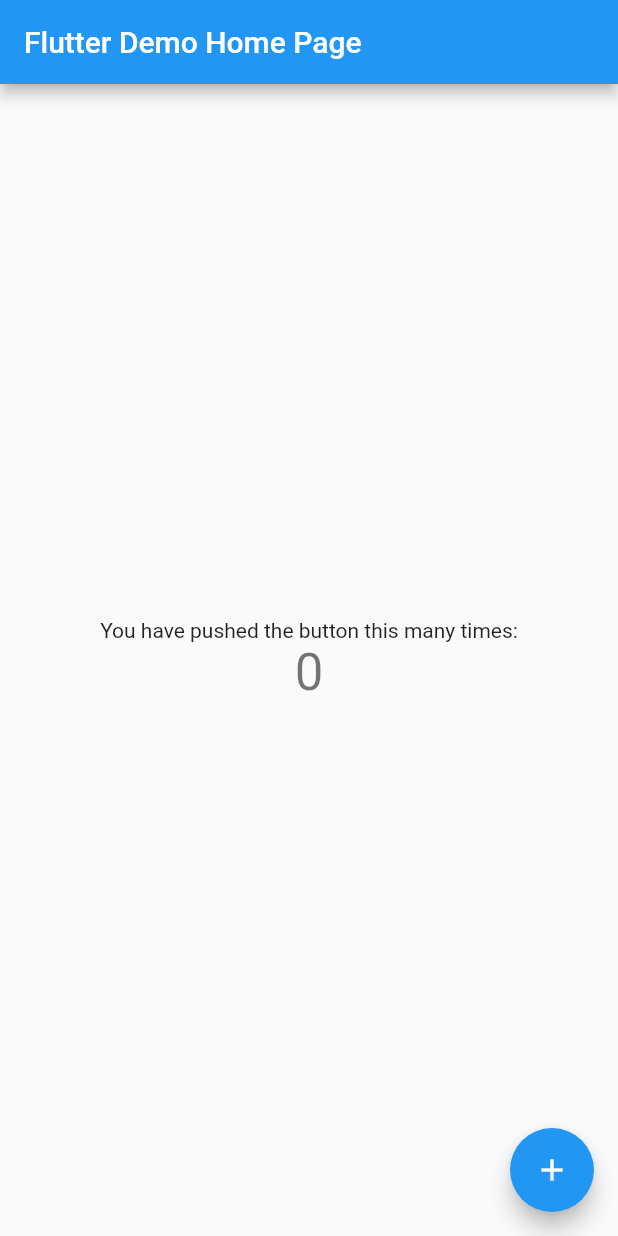
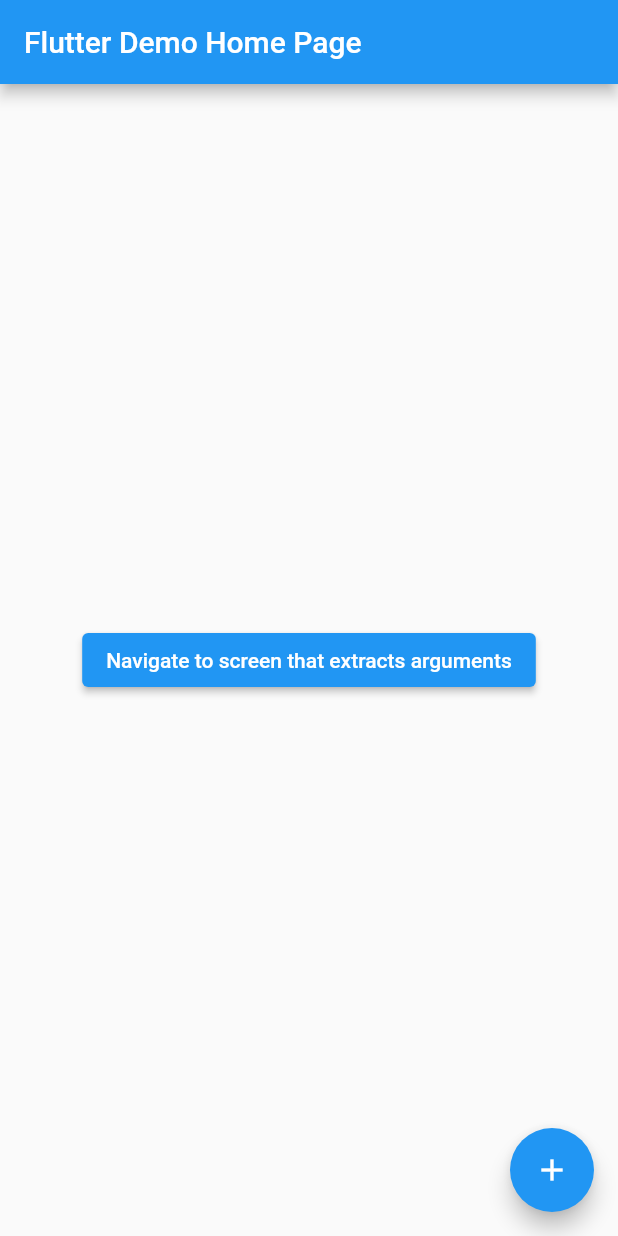
Before and after one commit to KarbichFiras/FlutterNavigation, a Flutter app: the screen it shows after launch, on a phone screen of 412 x 824 dp. Run offline on Flutter 3.47's test engine with Material 2 defaults, Android fonts, the phone set to English and light mode, and no system bars.

Commit message:
Navigate to the widget

```diff
--- a/pass_argument/lib/main.dart
+++ b/pass_argument/lib/main.dart
@@ -1,4 +1,5 @@
 import 'package:flutter/material.dart';
+import 'package:pass_argument/ScreenArguments.dart';
 
 import 'ExtractArgumentsScreen.dart';
 
@@ -101,13 +102,27 @@ class _MyHomePageState extends State<MyHomePage> {
           // horizontal).
           mainAxisAlignment: MainAxisAlignment.center,
           children: <Widget>[
-            const Text(
-              'You have pushed the button this many times:',
+
+            ElevatedButton(
+              onPressed: () {
+                // When the user taps the button,
+                // navigate to a named route and
+                // provide the arguments as an optional
+                // parameter.
+                Navigator.pushNamed(
+                  context,
+                  ExtractArgumentsScreen.routeName,
+                  arguments: ScreenArguments(
+                    'Extract Arguments Screen',
+                    'This message is extracted in the build method.',
+                  ),
+                );
+              },
+              child: const Text('Navigate to screen that extracts arguments'),
             ),
-            Text(
-              '$_counter',
-              style: Theme.of(context).textTheme.headline4,
-            ),
+
+
+
           ],
         ),
       ),
```
